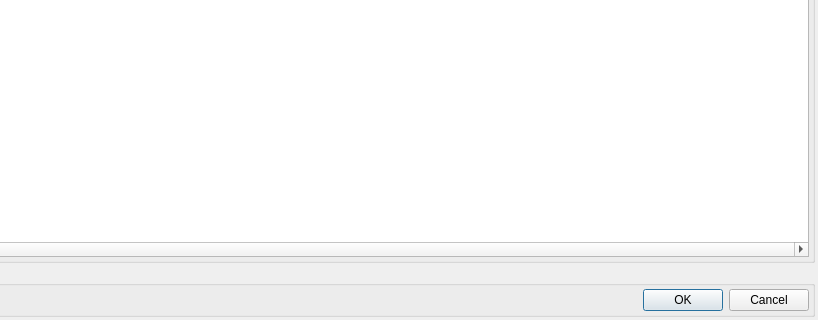
The window that src/GSvar/SomaticReportConfiguration.ui (imgag/ngs-bits) describes before a commit, drawn with Qt 5; both pictures show x 682 to 1500 and y 448 to 768 of the 1500 by 768 pixel window.
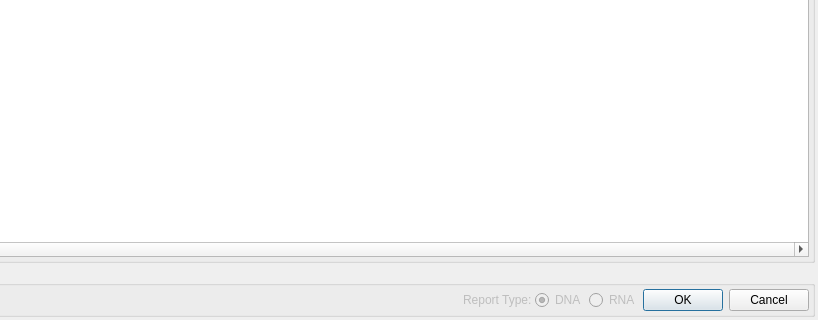
The same window after the commit.

Commit message: Added somatic RNA report in Rich Text Format

```diff
--- a/src/GSvar/SomaticReportConfiguration.ui
+++ b/src/GSvar/SomaticReportConfiguration.ui
@@ -305,8 +305,53 @@
         </property>
        </spacer>
       </item>
+      <item>
+       <widget class="QLabel" name="report_type_label">
+        <property name="enabled">
+         <bool>false</bool>
+        </property>
+        <property name="text">
+         <string>Report Type:</string>
+        </property>
+       </widget>
+      </item>
+      <item>
+       <widget class="QRadioButton" name="report_type_dna">
+        <property name="enabled">
+         <bool>false</bool>
+        </property>
+        <property name="text">
+         <string>DNA</string>
+        </property>
+        <property name="checked">
+         <bool>true</bool>
+        </property>
+        <attribute name="buttonGroup">
+         <string notr="true">report_type_radios</string>
+        </attribute>
+       </widget>
+      </item>
+      <item>
+       <widget class="QRadioButton" name="report_type_rna">
+        <property name="enabled">
+         <bool>false</bool>
+        </property>
+        <property name="text">
+         <string>RNA</string>
+        </property>
+        <attribute name="buttonGroup">
+         <string notr="true">report_type_radios</string>
+        </attribute>
+       </widget>
+      </item>
       <item>
        <widget class="QDialogButtonBox" name="buttonBox">
+        <property name="sizePolicy">
+         <sizepolicy hsizetype="Maximum" vsizetype="Fixed">
+          <horstretch>0</horstretch>
+          <verstretch>0</verstretch>
+         </sizepolicy>
+        </property>
         <property name="standardButtons">
          <set>QDialogButtonBox::Cancel|QDialogButtonBox::Ok</set>
         </property>
```
Left out of the diff: 3 changed lines with no effect on the pictures. The commit also changes 8 other files.
